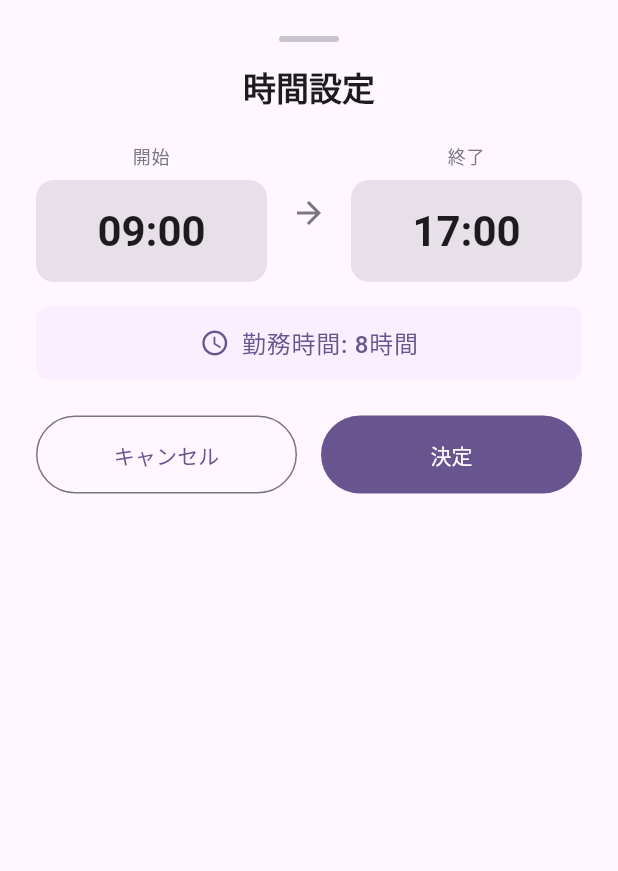
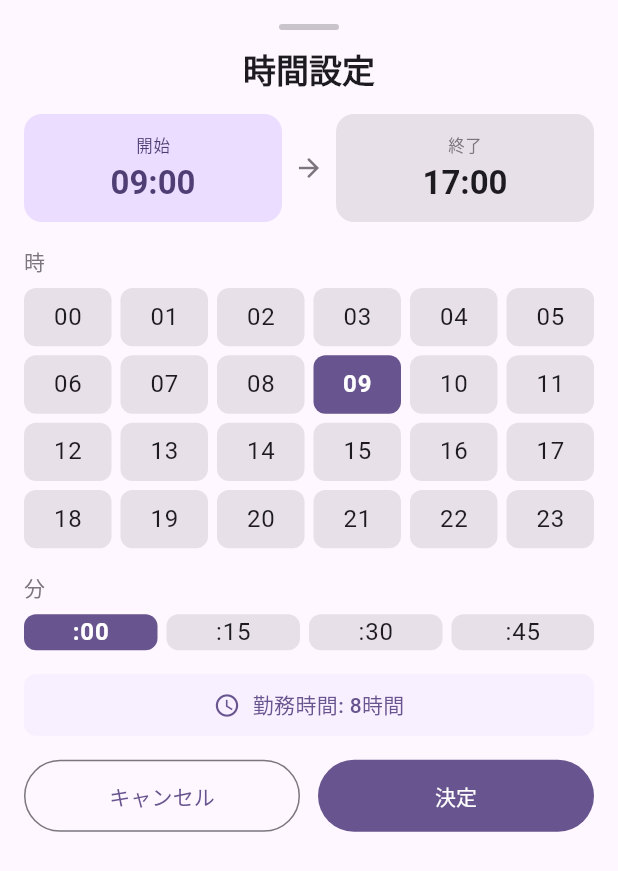
Before and after one commit to musaikun/SxS-Manager-F, a Flutter app: the TimeSettingModal widget shown alone on an empty page, opened directly, on a phone screen of 412 x 824 dp. Shown: the top 871 px of the screen. Run offline on Flutter 3.47's test engine with Material 3 defaults, Android fonts, the phone set to English and light mode, and no system bars.

Commit message:
refactor: 時間設定UIをグリッド形式に変更
- 時間選択: 0-23時のグリッドボタン（タップで選択）
- 分選択: 15分刻み（00, 15, 30, 45）のボタン
- 開始/終了の切り替えトグルを追加
- TimePicker（回転式）を廃止し、タップのみで操作可能に

https://claude.ai/code/session_01PeFDphE7amePgRcRwSRZXs

```diff
--- a/lib/widgets/time_setting_modal.dart
+++ b/lib/widgets/time_setting_modal.dart
@@ -3,6 +3,7 @@ import '../models/time_range.dart';
 
 /// 時間設定モーダル
 /// シフトの開始時間と終了時間を設定するためのモーダルダイアログ
+/// タップのみで時間を選択できるグリッド形式UI
 class TimeSettingModal extends StatefulWidget {
   final TimeRange? initialTimeRange;
   final String title;
@@ -35,59 +36,63 @@ class TimeSettingModal extends StatefulWidget {
 }
 
 class _TimeSettingModalState extends State<TimeSettingModal> {
-  late TimeOfDay _startTime;
-  late TimeOfDay _endTime;
+  late int _startHour;
+  late int _startMinute;
+  late int _endHour;
+  late int _endMinute;
+
+  // true: 開始時間を編集中, false: 終了時間を編集中
+  bool _isEditingStart = true;
 
   @override
   void initState() {
     super.initState();
     final initial = widget.initialTimeRange ?? TimeRange.defaultWorkHours();
-    _startTime = initial.startTime;
-    _endTime = initial.endTime;
+    _startHour = initial.startTime.hour;
+    _startMinute = _roundToQuarter(initial.startTime.minute);
+    _endHour = initial.endTime.hour;
+    _endMinute = _roundToQuarter(initial.endTime.minute);
   }
 
-  Future<void> _selectStartTime() async {
-    final picked = await showTimePicker(
-      context: context,
-      initialTime: _startTime,
-      helpText: '開始時間を選択',
-      cancelText: 'キャンセル',
-      confirmText: '決定',
-      hourLabelText: '時',
-      minuteLabelText: '分',
-    );
-    if (picked != null) {
+  /// 分を15分単位に丸める
+  int _roundToQuarter(int minute) {
+    return ((minute + 7) ~/ 15) * 15 % 60;
+  }
+
+  void _onHourSelected(int hour) {
     setState(() {
-        _startTime = picked;
+      if (_isEditingStart) {
+        _startHour = hour;
+      } else {
+        _endHour = hour;
+      }
     });
   }
+
+  void _onMinuteSelected(int minute) {
+    setState(() {
+      if (_isEditingStart) {
+        _startMinute = minute;
+      } else {
+        _endMinute = minute;
       }
-
-  Future<void> _selectEndTime() async {
-    final picked = await showTimePicker(
-      context: context,
-      initialTime: _endTime,
-      helpText: '終了時間を選択',
-      cancelText: 'キャンセル',
-      confirmText: '決定',
-      hourLabelText: '時',
-      minuteLabelText: '分',
-    );
-    if (picked != null) {
-      setState(() {
-        _endTime = picked;
     });
-    }
   }
 
   void _onConfirm() {
-    final result = TimeRange(startTime: _startTime, endTime: _endTime);
+    final result = TimeRange(
+      startTime: TimeOfDay(hour: _startHour, minute: _startMinute),
+      endTime: TimeOfDay(hour: _endHour, minute: _endMinute),
+    );
     Navigator.of(context).pop(result);
   }
 
   void _onCancel() {
     Navigator.of(context).pop();
   }
+
+  int get _currentHour => _isEditingStart ? _startHour : _endHour;
+  int get _currentMinute => _isEditingStart ? _startMinute : _endMinute;
 
   @override
   Widget build(BuildContext context) {
@@ -101,7 +106,7 @@ class _TimeSettingModalState extends State<TimeSettingModal> {
       ),
       child: SafeArea(
         child: Padding(
-          padding: const EdgeInsets.all(24.0),
+          padding: const EdgeInsets.all(16.0),
           child: Column(
             mainAxisSize: MainAxisSize.min,
             crossAxisAlignment: CrossAxisAlignment.stretch,
@@ -117,7 +122,7 @@ class _TimeSettingModalState extends State<TimeSettingModal> {
                   ),
                 ),
               ),
-              const SizedBox(height: 16),
+              const SizedBox(height: 12),
 
               // タイトル
               Text(
@@ -127,44 +132,59 @@ class _TimeSettingModalState extends State<TimeSettingModal> {
                 ),
                 textAlign: TextAlign.center,
               ),
-              const SizedBox(height: 24),
+              const SizedBox(height: 16),
 
-              // 時間選択セクション
-              Row(
-                children: [
-                  // 開始時間
-                  Expanded(
-                    child: _TimeSelector(
-                      label: '開始',
-                      time: _startTime,
-                      onTap: _selectStartTime,
+              // 開始/終了 切り替えタブ
+              _TimeToggle(
+                isEditingStart: _isEditingStart,
+                startHour: _startHour,
+                startMinute: _startMinute,
+                endHour: _endHour,
+                endMinute: _endMinute,
+                onToggle: (isStart) {
+                  setState(() {
+                    _isEditingStart = isStart;
+                  });
+                },
               ),
-                  ),
-                  Padding(
-                    padding: const EdgeInsets.symmetric(horizontal: 16),
-                    child: Icon(
-                      Icons.arrow_forward,
+              const SizedBox(height: 16),
+
+              // 時間グリッド（0-23時）
+              Text(
+                '時',
+                style: theme.textTheme.labelLarge?.copyWith(
                   color: colorScheme.outline,
                 ),
               ),
-                  // 終了時間
-                  Expanded(
-                    child: _TimeSelector(
-                      label: '終了',
-                      time: _endTime,
-                      onTap: _selectEndTime,
+              const SizedBox(height: 8),
+              _HourGrid(
+                selectedHour: _currentHour,
+                onHourSelected: _onHourSelected,
+              ),
+              const SizedBox(height: 16),
+
+              // 分ボタン（00, 15, 30, 45）
+              Text(
+                '分',
+                style: theme.textTheme.labelLarge?.copyWith(
+                  color: colorScheme.outline,
                 ),
               ),
-                ],
+              const SizedBox(height: 8),
+              _MinuteSelector(
+                selectedMinute: _currentMinute,
+                onMinuteSelected: _onMinuteSelected,
               ),
               const SizedBox(height: 16),
 
               // 勤務時間表示
               _DurationDisplay(
-                startTime: _startTime,
-                endTime: _endTime,
+                startHour: _startHour,
+                startMinute: _startMinute,
+                endHour: _endHour,
+                endMinute: _endMinute,
               ),
-              const SizedBox(height: 24),
+              const SizedBox(height: 16),
 
               // ボタン
               Row(
@@ -173,17 +193,17 @@ class _TimeSettingModalState extends State<TimeSettingModal> {
                     child: OutlinedButton(
                       onPressed: _onCancel,
                       style: OutlinedButton.styleFrom(
-                        padding: const EdgeInsets.symmetric(vertical: 16),
+                        padding: const EdgeInsets.symmetric(vertical: 14),
                       ),
                       child: const Text('キャンセル'),
                     ),
                   ),
-                  const SizedBox(width: 16),
+                  const SizedBox(width: 12),
                   Expanded(
                     child: FilledButton(
                       onPressed: _onConfirm,
                       style: FilledButton.styleFrom(
-                        padding: const EdgeInsets.symmetric(vertical: 16),
+                        padding: const EdgeInsets.symmetric(vertical: 14),
                       ),
                       child: const Text('決定'),
                     ),
@@ -198,15 +218,75 @@ class _TimeSettingModalState extends State<TimeSettingModal> {
   }
 }
 
-/// 時間選択ボタン
-class _TimeSelector extends StatelessWidget {
+/// 開始/終了時間の切り替えトグル
+class _TimeToggle extends StatelessWidget {
+  final bool isEditingStart;
+  final int startHour;
+  final int startMinute;
+  final int endHour;
+  final int endMinute;
+  final ValueChanged<bool> onToggle;
+
+  const _TimeToggle({
+    required this.isEditingStart,
+    required this.startHour,
+    required this.startMinute,
+    required this.endHour,
+    required this.endMinute,
+    required this.onToggle,
+  });
+
+  String _formatTime(int hour, int minute) {
+    return '${hour.toString().padLeft(2, '0')}:${minute.toString().padLeft(2, '0')}';
+  }
+
+  @override
+  Widget build(BuildContext context) {
+    final theme = Theme.of(context);
+    final colorScheme = theme.colorScheme;
+
+    return Row(
+      children: [
+        Expanded(
+          child: _ToggleButton(
+            label: '開始',
+            time: _formatTime(startHour, startMinute),
+            isSelected: isEditingStart,
+            onTap: () => onToggle(true),
+          ),
+        ),
+        Padding(
+          padding: const EdgeInsets.symmetric(horizontal: 8),
+          child: Icon(
+            Icons.arrow_forward,
+            color: colorScheme.outline,
+            size: 20,
+          ),
+        ),
+        Expanded(
+          child: _ToggleButton(
+            label: '終了',
+            time: _formatTime(endHour, endMinute),
+            isSelected: !isEditingStart,
+            onTap: () => onToggle(false),
+          ),
+        ),
+      ],
+    );
+  }
+}
+
+/// トグルボタン
+class _ToggleButton extends StatelessWidget {
   final String label;
-  final TimeOfDay time;
+  final String time;
+  final bool isSelected;
   final VoidCallback onTap;
 
-  const _TimeSelector({
+  const _ToggleButton({
     required this.label,
     required this.time,
+    required this.isSelected,
     required this.onTap,
   });
 
@@ -215,48 +295,114 @@ class _TimeSelector extends StatelessWidget {
     final theme = Theme.of(context);
     final colorScheme = theme.colorScheme;
 
-    return Column(
-      crossAxisAlignment: CrossAxisAlignment.stretch,
-      children: [
-        Text(
-          label,
-          style: theme.textTheme.labelMedium?.copyWith(
-            color: colorScheme.outline,
-          ),
-          textAlign: TextAlign.center,
-        ),
-        const SizedBox(height: 8),
-        Material(
-          color: colorScheme.surfaceContainerHighest,
+    return Material(
+      color: isSelected ? colorScheme.primaryContainer : colorScheme.surfaceContainerHighest,
       borderRadius: BorderRadius.circular(12),
       child: InkWell(
         onTap: onTap,
         borderRadius: BorderRadius.circular(12),
-            child: Padding(
-              padding: const EdgeInsets.symmetric(vertical: 16, horizontal: 12),
-              child: Text(
-                TimeRange.formatTime(time),
-                style: theme.textTheme.headlineMedium?.copyWith(
+        child: Container(
+          padding: const EdgeInsets.symmetric(vertical: 12, horizontal: 16),
+          child: Column(
+            children: [
+              Text(
+                label,
+                style: theme.textTheme.labelSmall?.copyWith(
+                  color: isSelected ? colorScheme.onPrimaryContainer : colorScheme.outline,
+                ),
+              ),
+              const SizedBox(height: 4),
+              Text(
+                time,
+                style: theme.textTheme.titleLarge?.copyWith(
                   fontWeight: FontWeight.bold,
+                  color: isSelected ? colorScheme.onPrimaryContainer : colorScheme.onSurface,
                 ),
-                textAlign: TextAlign.center,
+              ),
+            ],
           ),
         ),
       ),
-        ),
-      ],
     );
   }
 }
 
-/// 勤務時間表示
-class _DurationDisplay extends StatelessWidget {
-  final TimeOfDay startTime;
-  final TimeOfDay endTime;
+/// 時間グリッド（0-23時）
+class _HourGrid extends StatelessWidget {
+  final int selectedHour;
+  final ValueChanged<int> onHourSelected;
 
-  const _DurationDisplay({
-    required this.startTime,
-    required this.endTime,
+  const _HourGrid({
+    required this.selectedHour,
+    required this.onHourSelected,
+  });
+
+  @override
+  Widget build(BuildContext context) {
+    return GridView.builder(
+      shrinkWrap: true,
+      physics: const NeverScrollableScrollPhysics(),
+      gridDelegate: const SliverGridDelegateWithFixedCrossAxisCount(
+        crossAxisCount: 6,
+        mainAxisSpacing: 6,
+        crossAxisSpacing: 6,
+        childAspectRatio: 1.5,
+      ),
+      itemCount: 24,
+      itemBuilder: (context, index) {
+        return _GridButton(
+          label: index.toString().padLeft(2, '0'),
+          isSelected: selectedHour == index,
+          onTap: () => onHourSelected(index),
+        );
+      },
+    );
+  }
+}
+
+/// 分セレクター（00, 15, 30, 45）
+class _MinuteSelector extends StatelessWidget {
+  final int selectedMinute;
+  final ValueChanged<int> onMinuteSelected;
+
+  const _MinuteSelector({
+    required this.selectedMinute,
+    required this.onMinuteSelected,
+  });
+
+  static const List<int> _minutes = [0, 15, 30, 45];
+
+  @override
+  Widget build(BuildContext context) {
+    return Row(
+      children: _minutes.map((minute) {
+        return Expanded(
+          child: Padding(
+            padding: EdgeInsets.only(
+              right: minute != 45 ? 6 : 0,
+            ),
+            child: _GridButton(
+              label: ':${minute.toString().padLeft(2, '0')}',
+              isSelected: selectedMinute == minute,
+              onTap: () => onMinuteSelected(minute),
+            ),
+          ),
+        );
+      }).toList(),
+    );
+  }
+}
+
+/// グリッドボタン
+class _GridButton extends StatelessWidget {
+  final String label;
+  final bool isSelected;
+  final VoidCallback onTap;
+
+  const _GridButton({
+    required this.label,
+    required this.isSelected,
+    required this.onTap,
   });
 
   @override
@@ -264,7 +410,49 @@ class _DurationDisplay extends StatelessWidget {
     final theme = Theme.of(context);
     final colorScheme = theme.colorScheme;
 
-    final timeRange = TimeRange(startTime: startTime, endTime: endTime);
+    return Material(
+      color: isSelected ? colorScheme.primary : colorScheme.surfaceContainerHighest,
+      borderRadius: BorderRadius.circular(8),
+      child: InkWell(
+        onTap: onTap,
+        borderRadius: BorderRadius.circular(8),
+        child: Center(
+          child: Text(
+            label,
+            style: theme.textTheme.bodyLarge?.copyWith(
+              fontWeight: isSelected ? FontWeight.bold : FontWeight.normal,
+              color: isSelected ? colorScheme.onPrimary : colorScheme.onSurface,
+            ),
+          ),
+        ),
+      ),
+    );
+  }
+}
+
+/// 勤務時間表示
+class _DurationDisplay extends StatelessWidget {
+  final int startHour;
+  final int startMinute;
+  final int endHour;
+  final int endMinute;
+
+  const _DurationDisplay({
+    required this.startHour,
+    required this.startMinute,
+    required this.endHour,
+    required this.endMinute,
+  });
+
+  @override
+  Widget build(BuildContext context) {
+    final theme = Theme.of(context);
+    final colorScheme = theme.colorScheme;
+
+    final timeRange = TimeRange(
+      startTime: TimeOfDay(hour: startHour, minute: startMinute),
+      endTime: TimeOfDay(hour: endHour, minute: endMinute),
+    );
     final totalMinutes = timeRange.durationInMinutes;
     final hours = totalMinutes ~/ 60;
     final minutes = totalMinutes % 60;
@@ -279,7 +467,7 @@ class _DurationDisplay extends StatelessWidget {
     }
 
     return Container(
-      padding: const EdgeInsets.symmetric(vertical: 12, horizontal: 16),
+      padding: const EdgeInsets.symmetric(vertical: 10, horizontal: 16),
       decoration: BoxDecoration(
         color: colorScheme.primaryContainer.withOpacity(0.3),
         borderRadius: BorderRadius.circular(8),
@@ -289,13 +477,13 @@ class _DurationDisplay extends StatelessWidget {
         children: [
           Icon(
             Icons.schedule,
-            size: 20,
+            size: 18,
             color: colorScheme.primary,
           ),
           const SizedBox(width: 8),
           Text(
             '勤務時間: $durationText',
-            style: theme.textTheme.bodyLarge?.copyWith(
+            style: theme.textTheme.bodyMedium?.copyWith(
               color: colorScheme.primary,
               fontWeight: FontWeight.w500,
             ),
```
Lines whose indentation alone changed are shown as unchanged.
